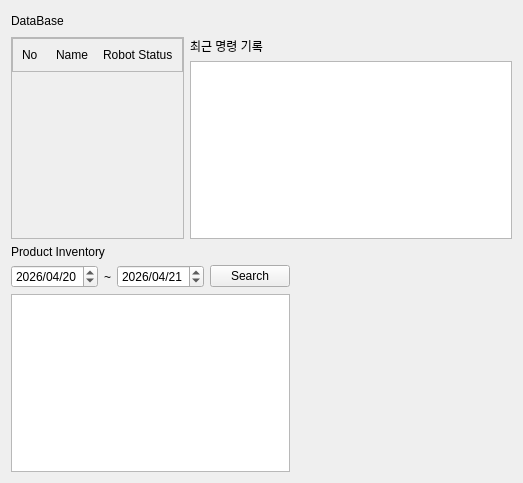
First picture: the form in qt_app/AFC_qt/src/tab2.ui, repository Intel-Edge-9s/AGV_Fleet_Core, before the edit.
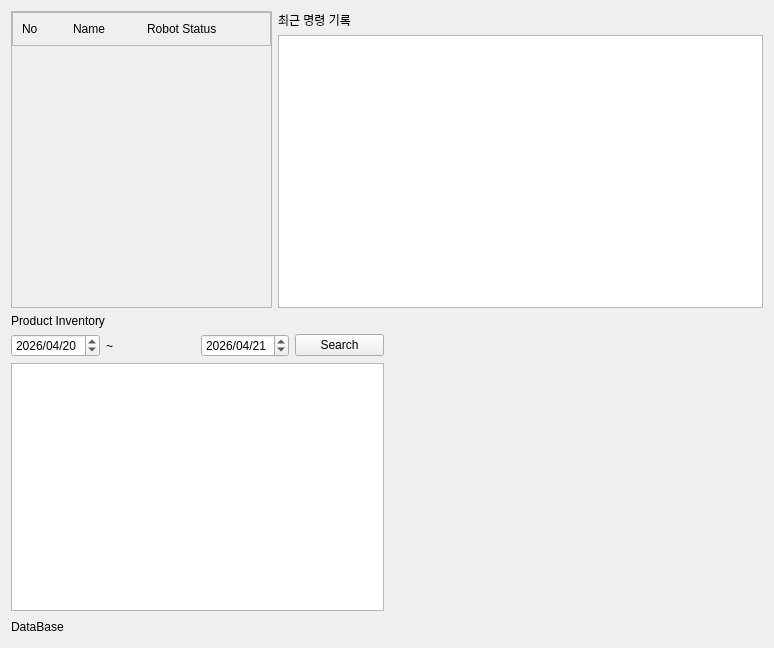
Second picture: the form after the edit.

What changed in the file:
```diff
--- a/qt_app/AFC_qt/src/tab2.ui
+++ b/qt_app/AFC_qt/src/tab2.ui
@@ -6,45 +6,14 @@
    <rect>
     <x>0</x>
     <y>0</y>
-    <width>523</width>
-    <height>483</height>
+    <width>774</width>
+    <height>648</height>
    </rect>
   </property>
   <property name="windowTitle">
    <string>Form</string>
   </property>
   <layout class="QVBoxLayout" name="verticalLayout_4">
-   <item>
-    <layout class="QHBoxLayout" name="headerFrame">
-     <item>
-      <widget class="QLabel" name="label">
-       <property name="text">
-        <string>DataBase</string>
-       </property>
-      </widget>
-     </item>
-     <item>
-      <spacer name="horizontalSpacer">
-       <property name="orientation">
-        <enum>Qt::Orientation::Horizontal</enum>
-       </property>
-       <property name="sizeHint" stdset="0">
-        <size>
-         <width>40</width>
-         <height>20</height>
-        </size>
-       </property>
-      </spacer>
-     </item>
-     <item>
-      <widget class="QLabel" name="lbl_clock">
-       <property name="text">
-        <string/>
-       </property>
-      </widget>
-     </item>
-    </layout>
-   </item>
    <item>
     <layout class="QHBoxLayout" name="horizontalLayout_2" stretch="35,65">
      <item>
@@ -57,8 +26,8 @@
          <rect>
           <x>0</x>
           <y>0</y>
-          <width>172</width>
-          <height>194</height>
+          <width>260</width>
+          <height>294</height>
          </rect>
         </property>
         <layout class="QVBoxLayout" name="verticalLayout">
@@ -207,6 +176,37 @@
      </item>
     </layout>
    </item>
+   <item>
+    <layout class="QHBoxLayout" name="headerFrame">
+     <item>
+      <widget class="QLabel" name="label">
+       <property name="text">
+        <string>DataBase</string>
+       </property>
+      </widget>
+     </item>
+     <item>
+      <spacer name="horizontalSpacer">
+       <property name="orientation">
+        <enum>Qt::Orientation::Horizontal</enum>
+       </property>
+       <property name="sizeHint" stdset="0">
+        <size>
+         <width>40</width>
+         <height>20</height>
+        </size>
+       </property>
+      </spacer>
+     </item>
+     <item>
+      <widget class="QLabel" name="lbl_clock">
+       <property name="text">
+        <string/>
+       </property>
+      </widget>
+     </item>
+    </layout>
+   </item>
   </layout>
  </widget>
  <resources/>
```
